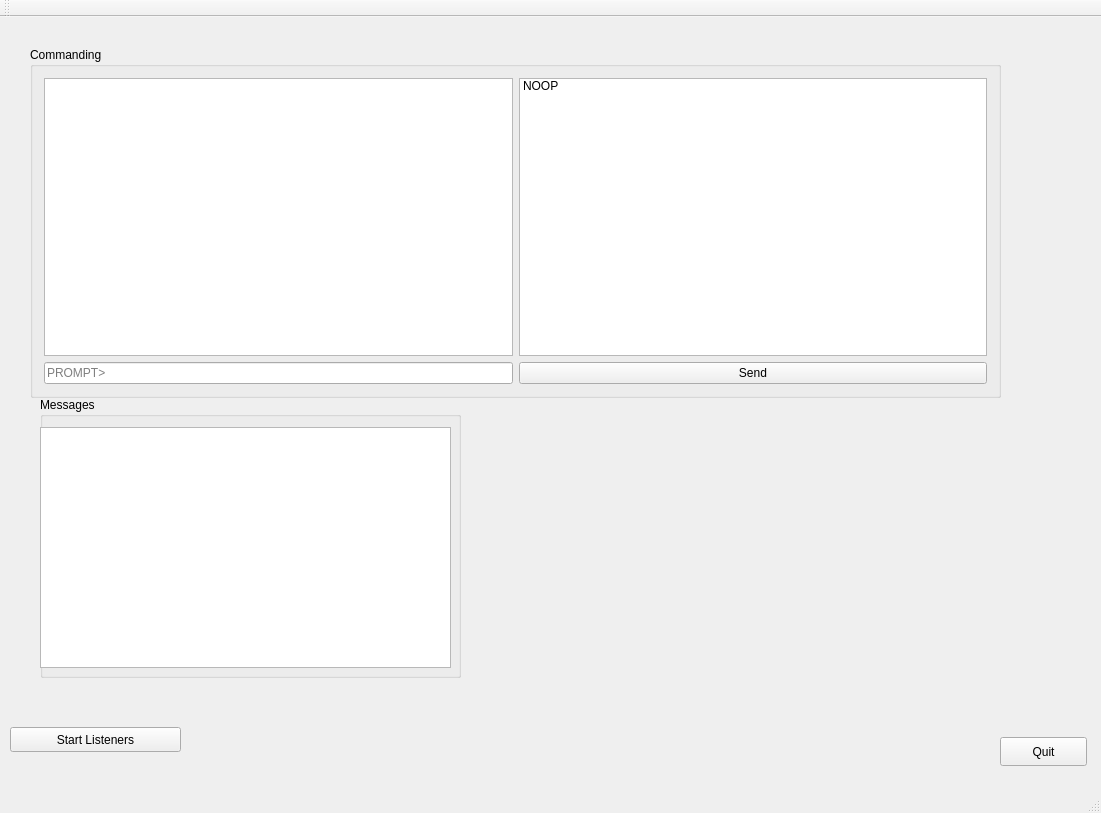
Before: the Qt Designer form cdh/sgs/ground_control/GroundNetworkGUI/QtGUI/GroundControl/mainwindow.ui in bSolt/Project_HEPCATS, drawn with Qt 5.
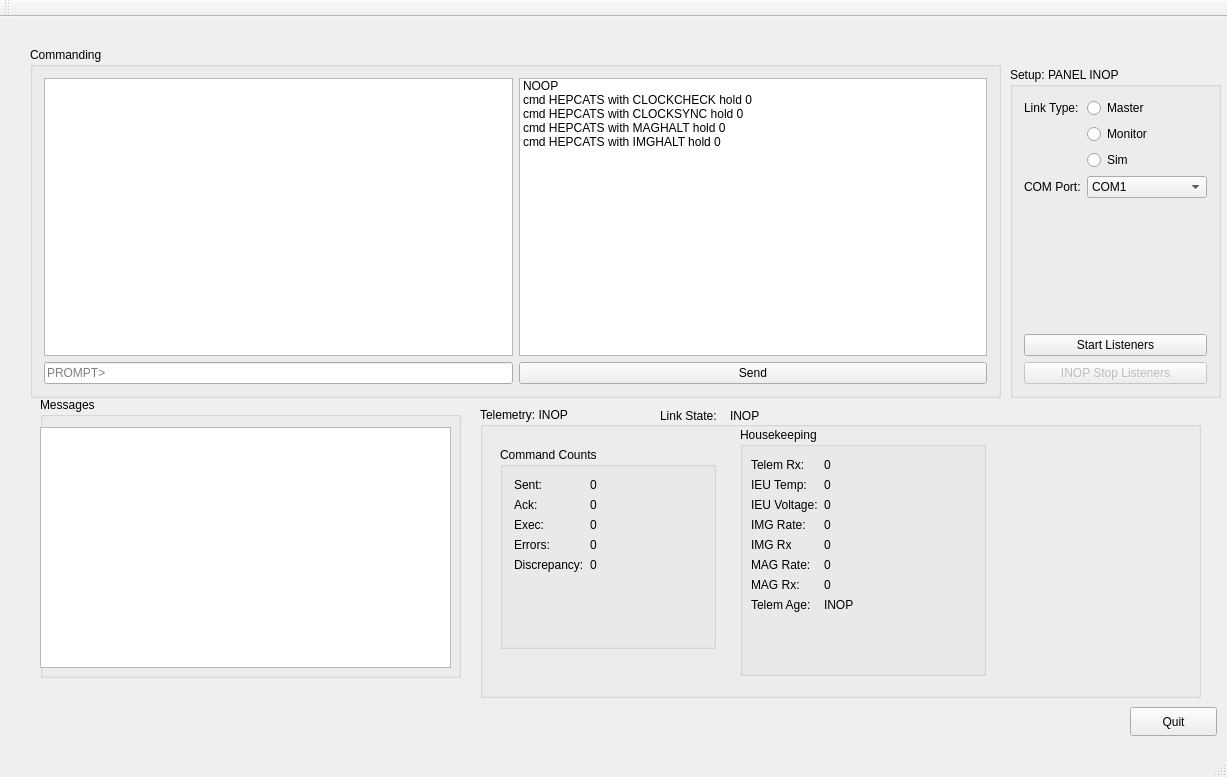
After: the same form once the commit is applied.

Commit message: Added headers for additional slots, created dummy telemetry program to demonstrate parsing telem, added master and monitor link capability, with error messages for commanding in monitor.

The edit to the form file:
```diff
--- a/cdh/sgs/ground_control/GroundNetworkGUI/QtGUI/GroundControl/mainwindow.ui
+++ b/cdh/sgs/ground_control/GroundNetworkGUI/QtGUI/GroundControl/mainwindow.ui
@@ -6,8 +6,8 @@
    <rect>
     <x>0</x>
     <y>0</y>
-    <width>1101</width>
-    <height>813</height>
+    <width>1227</width>
+    <height>777</height>
    </rect>
   </property>
   <property name="windowTitle">
@@ -61,6 +61,26 @@
          <string>NOOP</string>
         </property>
        </item>
+       <item>
+        <property name="text">
+         <string>cmd HEPCATS with CLOCKCHECK hold 0</string>
+        </property>
+       </item>
+       <item>
+        <property name="text">
+         <string>cmd HEPCATS with CLOCKSYNC hold 0</string>
+        </property>
+       </item>
+       <item>
+        <property name="text">
+         <string>cmd HEPCATS with MAGHALT hold 0</string>
+        </property>
+       </item>
+       <item>
+        <property name="text">
+         <string>cmd HEPCATS with IMGHALT hold 0</string>
+        </property>
+       </item>
       </widget>
      </item>
     </layout>
@@ -68,8 +88,8 @@
    <widget class="QPushButton" name="btn_quit">
     <property name="geometry">
      <rect>
-      <x>1000</x>
-      <y>720</y>
+      <x>1130</x>
+      <y>690</y>
       <width>87</width>
       <height>29</height>
      </rect>
@@ -78,20 +98,7 @@
      <string>Quit</string>
     </property>
    </widget>
-   <widget class="QPushButton" name="btn_start_listen">
-    <property name="geometry">
-     <rect>
-      <x>10</x>
-      <y>710</y>
-      <width>171</width>
-      <height>25</height>
-     </rect>
-    </property>
-    <property name="text">
-     <string>Start Listeners</string>
-    </property>
-   </widget>
-   <widget class="QGroupBox" name="groupBox_2">
+   <widget class="QGroupBox" name="grp_box_messages">
     <property name="geometry">
      <rect>
       <x>40</x>
@@ -114,6 +121,775 @@
      </property>
     </widget>
    </widget>
+   <widget class="QGroupBox" name="grp_box_telemetry">
+    <property name="geometry">
+     <rect>
+      <x>480</x>
+      <y>390</y>
+      <width>721</width>
+      <height>291</height>
+     </rect>
+    </property>
+    <property name="title">
+     <string>Telemetry: INOP</string>
+    </property>
+    <widget class="QWidget" name="gridLayoutWidget">
+     <property name="geometry">
+      <rect>
+       <x>9</x>
+       <y>29</y>
+       <width>238</width>
+       <height>224</height>
+      </rect>
+     </property>
+     <layout class="QGridLayout" name="gridLayout_2">
+      <item row="0" column="0">
+       <widget class="QGroupBox" name="grp_box_cmd_count">
+        <property name="title">
+         <string>Command Counts</string>
+        </property>
+        <layout class="QGridLayout" name="gridLayout_3">
+         <item row="0" column="1">
+          <layout class="QFormLayout" name="formLayout">
+           <item row="0" column="0">
+            <widget class="QLabel" name="label">
+             <property name="text">
+              <string>Sent:</string>
+             </property>
+            </widget>
+           </item>
+           <item row="0" column="1">
+            <widget class="QLabel" name="lbl_cmd_sent_count">
+             <property name="text">
+              <string>0</string>
+             </property>
+            </widget>
+           </item>
+           <item row="1" column="0">
+            <widget class="QLabel" name="label_3">
+             <property name="text">
+              <string>Ack:</string>
+             </property>
+            </widget>
+           </item>
+           <item row="1" column="1">
+            <widget class="QLabel" name="lbl_cmd_ack_count">
+             <property name="text">
+              <string>0</string>
+             </property>
+            </widget>
+           </item>
+           <item row="2" column="0">
+            <widget class="QLabel" name="label_5">
+             <property name="text">
+              <string>Exec:</string>
+             </property>
+            </widget>
+           </item>
+           <item row="2" column="1">
+            <widget class="QLabel" name="lbl_cmd_exec_count">
+             <property name="text">
+              <string>0</string>
+             </property>
+            </widget>
+           </item>
+           <item row="3" column="0">
+            <widget class="QLabel" name="label_7">
+             <property name="text">
+              <string>Errors:</string>
+             </property>
+            </widget>
+           </item>
+           <item row="4" column="0">
+            <widget class="QLabel" name="label_4">
+             <property name="text">
+              <string>Discrepancy:</string>
+             </property>
+            </widget>
+           </item>
+           <item row="4" column="1">
+            <widget class="QLabel" name="lbl_disc">
+             <property name="text">
+              <string>0</string>
+             </property>
+            </widget>
+           </item>
+           <item row="3" column="1">
+            <widget class="QLabel" name="lbl_cmd_error_count">
+             <property name="text">
+              <string>0</string>
+             </property>
+            </widget>
+           </item>
+          </layout>
+         </item>
+        </layout>
+       </widget>
+      </item>
+     </layout>
+    </widget>
+    <widget class="QLabel" name="lbl_link_state">
+     <property name="geometry">
+      <rect>
+       <x>250</x>
+       <y>0</y>
+       <width>141</width>
+       <height>17</height>
+      </rect>
+     </property>
+     <property name="palette">
+      <palette>
+       <active>
+        <colorrole role="WindowText">
+         <brush brushstyle="SolidPattern">
+          <color alpha="255">
+           <red>0</red>
+           <green>0</green>
+           <blue>0</blue>
+          </color>
+         </brush>
+        </colorrole>
+        <colorrole role="Button">
+         <brush brushstyle="SolidPattern">
+          <color alpha="255">
+           <red>25</red>
+           <green>255</green>
+           <blue>0</blue>
+          </color>
+         </brush>
+        </colorrole>
+        <colorrole role="Light">
+         <brush brushstyle="SolidPattern">
+          <color alpha="255">
+           <red>140</red>
+           <green>255</green>
+           <blue>127</blue>
+          </color>
+         </brush>
+        </colorrole>
+        <colorrole role="Midlight">
+         <brush brushstyle="SolidPattern">
+          <color alpha="255">
+           <red>82</red>
+           <green>255</green>
+           <blue>63</blue>
+          </color>
+         </brush>
+        </colorrole>
+        <colorrole role="Dark">
+         <brush brushstyle="SolidPattern">
+          <color alpha="255">
+           <red>12</red>
+           <green>127</green>
+           <blue>0</blue>
+          </color>
+         </brush>
+        </colorrole>
+        <colorrole role="Mid">
+         <brush brushstyle="SolidPattern">
+          <color alpha="255">
+           <red>16</red>
+           <green>170</green>
+           <blue>0</blue>
+          </color>
+         </brush>
+        </colorrole>
+        <colorrole role="Text">
+         <brush brushstyle="SolidPattern">
+          <color alpha="255">
+           <red>0</red>
+           <green>255</green>
+           <blue>0</blue>
+          </color>
+         </brush>
+        </colorrole>
+        <colorrole role="BrightText">
+         <brush brushstyle="SolidPattern">
+          <color alpha="255">
+           <red>255</red>
+           <green>255</green>
+           <blue>255</blue>
+          </color>
+         </brush>
+        </colorrole>
+        <colorrole role="ButtonText">
+         <brush brushstyle="SolidPattern">
+          <color alpha="255">
+           <red>0</red>
+           <green>0</green>
+           <blue>0</blue>
+          </color>
+         </brush>
+        </colorrole>
+        <colorrole role="Base">
+         <brush brushstyle="SolidPattern">
+          <color alpha="255">
+           <red>255</red>
+           <green>255</green>
+           <blue>255</blue>
+          </color>
+         </brush>
+        </colorrole>
+        <colorrole role="Window">
+         <brush brushstyle="SolidPattern">
+          <color alpha="255">
+           <red>25</red>
+           <green>255</green>
+           <blue>0</blue>
+          </color>
+         </brush>
+        </colorrole>
+        <colorrole role="Shadow">
+         <brush brushstyle="SolidPattern">
+          <color alpha="255">
+           <red>0</red>
+           <green>0</green>
+           <blue>0</blue>
+          </color>
+         </brush>
+        </colorrole>
+        <colorrole role="AlternateBase">
+         <brush brushstyle="SolidPattern">
+          <color alpha="255">
+           <red>140</red>
+           <green>255</green>
+           <blue>127</blue>
+          </color>
+         </brush>
+        </colorrole>
+        <colorrole role="ToolTipBase">
+         <brush brushstyle="SolidPattern">
+          <color alpha="255">
+           <red>255</red>
+           <green>255</green>
+           <blue>220</blue>
+          </color>
+         </brush>
+        </colorrole>
+        <colorrole role="ToolTipText">
+         <brush brushstyle="SolidPattern">
+          <color alpha="255">
+           <red>0</red>
+           <green>0</green>
+           <blue>0</blue>
+          </color>
+         </brush>
+        </colorrole>
+       </active>
+       <inactive>
+        <colorrole role="WindowText">
+         <brush brushstyle="SolidPattern">
+          <color alpha="255">
+           <red>0</red>
+           <green>0</green>
+           <blue>0</blue>
+          </color>
+         </brush>
+        </colorrole>
+        <colorrole role="Button">
+         <brush brushstyle="SolidPattern">
+          <color alpha="255">
+           <red>25</red>
+           <green>255</green>
+           <blue>0</blue>
+          </color>
+         </brush>
+        </colorrole>
+        <colorrole role="Light">
+         <brush brushstyle="SolidPattern">
+          <color alpha="255">
+           <red>140</red>
+           <green>255</green>
+           <blue>127</blue>
+          </color>
+         </brush>
+        </colorrole>
+        <colorrole role="Midlight">
+         <brush brushstyle="SolidPattern">
+          <color alpha="255">
+           <red>82</red>
+           <green>255</green>
+           <blue>63</blue>
+          </color>
+         </brush>
+        </colorrole>
+        <colorrole role="Dark">
+         <brush brushstyle="SolidPattern">
+          <color alpha="255">
+           <red>12</red>
+           <green>127</green>
+           <blue>0</blue>
+          </color>
+         </brush>
+        </colorrole>
+        <colorrole role="Mid">
+         <brush brushstyle="SolidPattern">
+          <color alpha="255">
+           <red>16</red>
+           <green>170</green>
+           <blue>0</blue>
+          </color>
+         </brush>
+        </colorrole>
+        <colorrole role="Text">
+         <brush brushstyle="SolidPattern">
+          <color alpha="255">
+           <red>0</red>
+           <green>255</green>
+           <blue>0</blue>
+          </color>
+         </brush>
+        </colorrole>
+        <colorrole role="BrightText">
+         <brush brushstyle="SolidPattern">
+          <color alpha="255">
+           <red>255</red>
+           <green>255</green>
+           <blue>255</blue>
+          </color>
+         </brush>
+        </colorrole>
+        <colorrole role="ButtonText">
+         <brush brushstyle="SolidPattern">
+          <color alpha="255">
+           <red>0</red>
+           <green>0</green>
+           <blue>0</blue>
+          </color>
+         </brush>
+        </colorrole>
+        <colorrole role="Base">
+         <brush brushstyle="SolidPattern">
+          <color alpha="255">
+           <red>255</red>
+           <green>255</green>
+           <blue>255</blue>
+          </color>
+         </brush>
+        </colorrole>
+        <colorrole role="Window">
+         <brush brushstyle="SolidPattern">
+          <color alpha="255">
+           <red>25</red>
+           <green>255</green>
+           <blue>0</blue>
+          </color>
+         </brush>
+        </colorrole>
+        <colorrole role="Shadow">
+         <brush brushstyle="SolidPattern">
+          <color alpha="255">
+           <red>0</red>
+           <green>0</green>
+           <blue>0</blue>
+          </color>
+         </brush>
+        </colorrole>
+        <colorrole role="AlternateBase">
+         <brush brushstyle="SolidPattern">
+          <color alpha="255">
+           <red>140</red>
+           <green>255</green>
+           <blue>127</blue>
+          </color>
+         </brush>
+        </colorrole>
+        <colorrole role="ToolTipBase">
+         <brush brushstyle="SolidPattern">
+          <color alpha="255">
+           <red>255</red>
+           <green>255</green>
+           <blue>220</blue>
+          </color>
+         </brush>
+        </colorrole>
+        <colorrole role="ToolTipText">
+         <brush brushstyle="SolidPattern">
+          <color alpha="255">
+           <red>0</red>
+           <green>0</green>
+           <blue>0</blue>
+          </color>
+         </brush>
+        </colorrole>
+       </inactive>
+       <disabled>
+        <colorrole role="WindowText">
+         <brush brushstyle="SolidPattern">
+          <color alpha="255">
+           <red>12</red>
+           <green>127</green>
+           <blue>0</blue>
+          </color>
+         </brush>
+        </colorrole>
+        <colorrole role="Button">
+         <brush brushstyle="SolidPattern">
+          <color alpha="255">
+           <red>25</red>
+           <green>255</green>
+           <blue>0</blue>
+          </color>
+         </brush>
+        </colorrole>
+        <colorrole role="Light">
+         <brush brushstyle="SolidPattern">
+          <color alpha="255">
+           <red>140</red>
+           <green>255</green>
+           <blue>127</blue>
+          </color>
+         </brush>
+        </colorrole>
+        <colorrole role="Midlight">
+         <brush brushstyle="SolidPattern">
+          <color alpha="255">
+           <red>82</red>
+           <green>255</green>
+           <blue>63</blue>
+          </color>
+         </brush>
+        </colorrole>
+        <colorrole role="Dark">
+         <brush brushstyle="SolidPattern">
+          <color alpha="255">
+           <red>12</red>
+           <green>127</green>
+           <blue>0</blue>
+          </color>
+         </brush>
+        </colorrole>
+        <colorrole role="Mid">
+         <brush brushstyle="SolidPattern">
+          <color alpha="255">
+           <red>16</red>
+           <green>170</green>
+           <blue>0</blue>
+          </color>
+         </brush>
+        </colorrole>
+        <colorrole role="Text">
+         <brush brushstyle="SolidPattern">
+          <color alpha="255">
+           <red>12</red>
+           <green>127</green>
+           <blue>0</blue>
+          </color>
+         </brush>
+        </colorrole>
+        <colorrole role="BrightText">
+         <brush brushstyle="SolidPattern">
+          <color alpha="255">
+           <red>255</red>
+           <green>255</green>
+           <blue>255</blue>
+          </color>
+         </brush>
+        </colorrole>
+        <colorrole role="ButtonText">
+         <brush brushstyle="SolidPattern">
+          <color alpha="255">
+           <red>12</red>
+           <green>127</green>
+           <blue>0</blue>
+          </color>
+         </brush>
+        </colorrole>
+        <colorrole role="Base">
+         <brush brushstyle="SolidPattern">
+          <color alpha="255">
+           <red>25</red>
+           <green>255</green>
+           <blue>0</blue>
+          </color>
+         </brush>
+        </colorrole>
+        <colorrole role="Window">
+         <brush brushstyle="SolidPattern">
+          <color alpha="255">
+           <red>25</red>
+           <green>255</green>
+           <blue>0</blue>
+          </color>
+         </brush>
+        </colorrole>
+        <colorrole role="Shadow">
+         <brush brushstyle="SolidPattern">
+          <color alpha="255">
+           <red>0</red>
+           <green>0</green>
+           <blue>0</blue>
+          </color>
+         </brush>
+        </colorrole>
+        <colorrole role="AlternateBase">
+         <brush brushstyle="SolidPattern">
+          <color alpha="255">
+           <red>25</red>
+           <green>255</green>
+           <blue>0</blue>
+          </color>
+         </brush>
+        </colorrole>
+        <colorrole role="ToolTipBase">
+         <brush brushstyle="SolidPattern">
+          <color alpha="255">
+           <red>255</red>
+           <green>255</green>
+           <blue>220</blue>
+          </color>
+         </brush>
+        </colorrole>
+        <colorrole role="ToolTipText">
+         <brush brushstyle="SolidPattern">
+          <color alpha="255">
+           <red>0</red>
+           <green>0</green>
+           <blue>0</blue>
+          </color>
+         </brush>
+        </colorrole>
+       </disabled>
+      </palette>
+     </property>
+     <property name="text">
+      <string>INOP</string>
+     </property>
+    </widget>
+    <widget class="QLabel" name="label_25">
+     <property name="geometry">
+      <rect>
+       <x>180</x>
+       <y>0</y>
+       <width>71</width>
+       <height>17</height>
+      </rect>
+     </property>
+     <property name="text">
+      <string>Link State:</string>
+     </property>
+    </widget>
+    <widget class="QGroupBox" name="grp_box_housekeeping">
+     <property name="geometry">
+      <rect>
+       <x>260</x>
+       <y>20</y>
+       <width>246</width>
+       <height>249</height>
+      </rect>
+     </property>
+     <property name="title">
+      <string>Housekeeping</string>
+     </property>
+     <widget class="QWidget" name="formLayoutWidget_2">
+      <property name="geometry">
+       <rect>
+        <x>0</x>
+        <y>20</y>
+        <width>241</width>
+        <height>221</height>
+       </rect>
+      </property>
+      <layout class="QFormLayout" name="formLayout_2">
+       <item row="1" column="0">
+        <widget class="QLabel" name="label_9">
+         <property name="text">
+          <string>IEU Temp:</string>
+         </property>
+        </widget>
+       </item>
+       <item row="2" column="0">
+        <widget class="QLabel" name="label_10">
+         <property name="text">
+          <string>IEU Voltage:</string>
+         </property>
+        </widget>
+       </item>
+       <item row="3" column="0">
+        <widget class="QLabel" name="label_11">
+         <property name="text">
+          <string>IMG Rate:</string>
+         </property>
+        </widget>
+       </item>
+       <item row="5" column="0">
+        <widget class="QLabel" name="label_12">
+         <property name="text">
+          <string>MAG Rate:</string>
+         </property>
+        </widget>
+       </item>
+       <item row="4" column="0">
+        <widget class="QLabel" name="label_13">
+         <property name="text">
+          <string>IMG Rx</string>
+         </property>
+        </widget>
+       </item>
+       <item row="6" column="0">
+        <widget class="QLabel" name="label_14">
+         <property name="text">
+          <string>MAG Rx:</string>
+         </property>
+        </widget>
+       </item>
+       <item row="1" column="1">
+        <widget class="QLabel" name="lbl_IEU_temp">
+         <property name="text">
+          <string>0</string>
+         </property>
+        </widget>
+       </item>
+       <item row="2" column="1">
+        <widget class="QLabel" name="lbl_IEU_volt">
+         <property name="text">
+          <string>0</string>
+         </property>
+        </widget>
+       </item>
+       <item row="3" column="1">
+        <widget class="QLabel" name="lbl_IMG_rate">
+         <property name="text">
+          <string>0</string>
+         </property>
+        </widget>
+       </item>
+       <item row="4" column="1">
+        <widget class="QLabel" name="lbl_IMG_rx">
+         <property name="text">
+          <string>0</string>
+         </property>
+        </widget>
+       </item>
+       <item row="5" column="1">
+        <widget class="QLabel" name="lbl_mag_rate">
+         <property name="text">
+          <string>0</string>
+         </property>
+        </widget>
+       </item>
+       <item row="6" column="1">
+        <widget class="QLabel" name="lbl_mag_rx">
+         <property name="text">
+          <string>0</string>
+         </property>
+        </widget>
+       </item>
+       <item row="0" column="0">
+        <widget class="QLabel" name="label_21">
+         <property name="text">
+          <string>Telem Rx:</string>
+         </property>
+        </widget>
+       </item>
+       <item row="0" column="1">
+        <widget class="QLabel" name="lbl_telem_rx">
+         <property name="text">
+          <string>0</string>
+         </property>
+        </widget>
+       </item>
+       <item row="7" column="0">
+        <widget class="QLabel" name="label_2">
+         <property name="text">
+          <string>Telem Age:</string>
+         </property>
+        </widget>
+       </item>
+       <item row="7" column="1">
+        <widget class="QLabel" name="lbl_telem_age">
+         <property name="text">
+          <string>INOP</string>
+         </property>
+        </widget>
+       </item>
+      </layout>
+     </widget>
+    </widget>
+   </widget>
+   <widget class="QGroupBox" name="grp_box_setup">
+    <property name="geometry">
+     <rect>
+      <x>1010</x>
+      <y>50</y>
+      <width>211</width>
+      <height>331</height>
+     </rect>
+    </property>
+    <property name="title">
+     <string>Setup: PANEL INOP</string>
+    </property>
+    <layout class="QVBoxLayout" name="verticalLayout">
+     <item>
+      <layout class="QFormLayout" name="formLayout_3">
+       <item row="0" column="0">
+        <widget class="QLabel" name="label_23">
+         <property name="text">
+          <string>Link Type:</string>
+         </property>
+        </widget>
+       </item>
+       <item row="0" column="1">
+        <widget class="QRadioButton" name="rad_btn_Master">
+         <property name="text">
+          <string>Master</string>
+         </property>
+        </widget>
+       </item>
+       <item row="1" column="1">
+        <widget class="QRadioButton" name="rad_btn_Monitor">
+         <property name="text">
+          <string>Monitor</string>
+         </property>
+        </widget>
+       </item>
+       <item row="2" column="1">
+        <widget class="QRadioButton" name="rad_btn_Sim">
+         <property name="text">
+          <string>Sim</string>
+         </property>
+        </widget>
+       </item>
+       <item row="3" column="0">
+        <widget class="QLabel" name="label_24">
+         <property name="text">
+          <string>COM Port:</string>
+         </property>
+        </widget>
+       </item>
+       <item row="3" column="1">
+        <widget class="QComboBox" name="combo_box_COMPort">
+         <property name="insertPolicy">
+          <enum>QComboBox::NoInsert</enum>
+         </property>
+         <item>
+          <property name="text">
+           <string>COM1</string>
+          </property>
+         </item>
+        </widget>
+       </item>
+      </layout>
+     </item>
+     <item>
+      <widget class="QPushButton" name="btn_start_listen">
+       <property name="text">
+        <string>Start Listeners</string>
+       </property>
+      </widget>
+     </item>
+     <item>
+      <widget class="QPushButton" name="btn_stop_listeners">
+       <property name="enabled">
+        <bool>false</bool>
+       </property>
+       <property name="text">
+        <string>INOP Stop Listeners</string>
+       </property>
+      </widget>
+     </item>
+    </layout>
+   </widget>
   </widget>
   <widget class="QMenuBar" name="menuBar">
    <property name="geometry">
```
Left out of the diff: 41 changed lines with no effect on the pictures. The commit also changes 5 other files.
